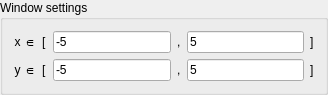
First picture: the form in WindowSettings.ui, repository goffrie/grapher, before the edit.
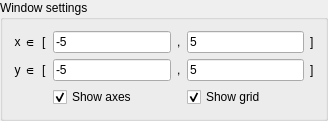
Second picture: the form after the edit.

Commit message: add grids (also more weird layout tweaks)

```diff
--- a/WindowSettings.ui
+++ b/WindowSettings.ui
@@ -7,7 +7,7 @@
     <x>0</x>
     <y>0</y>
     <width>328</width>
-    <height>84</height>
+    <height>109</height>
    </rect>
   </property>
   <property name="sizePolicy">
@@ -116,6 +116,26 @@
      </property>
     </widget>
    </item>
+   <item row="2" column="2">
+    <widget class="QCheckBox" name="showAxes">
+     <property name="text">
+      <string>Show axes</string>
+     </property>
+     <property name="checked">
+      <bool>true</bool>
+     </property>
+    </widget>
+   </item>
+   <item row="2" column="4">
+    <widget class="QCheckBox" name="showGrid">
+     <property name="text">
+      <string>Show grid</string>
+     </property>
+     <property name="checked">
+      <bool>true</bool>
+     </property>
+    </widget>
+   </item>
   </layout>
  </widget>
  <tabstops>
```
Left out of the diff: 68 changed lines with no effect on the pictures. The commit also changes 6 other files.
